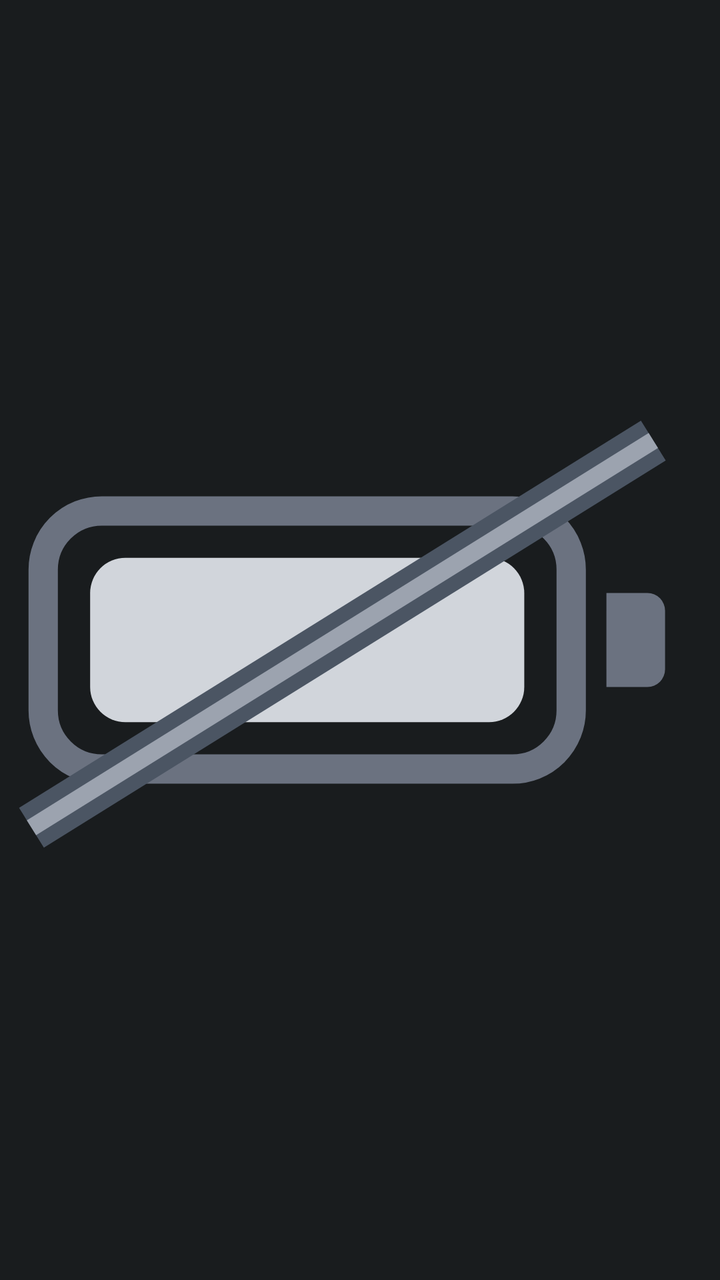
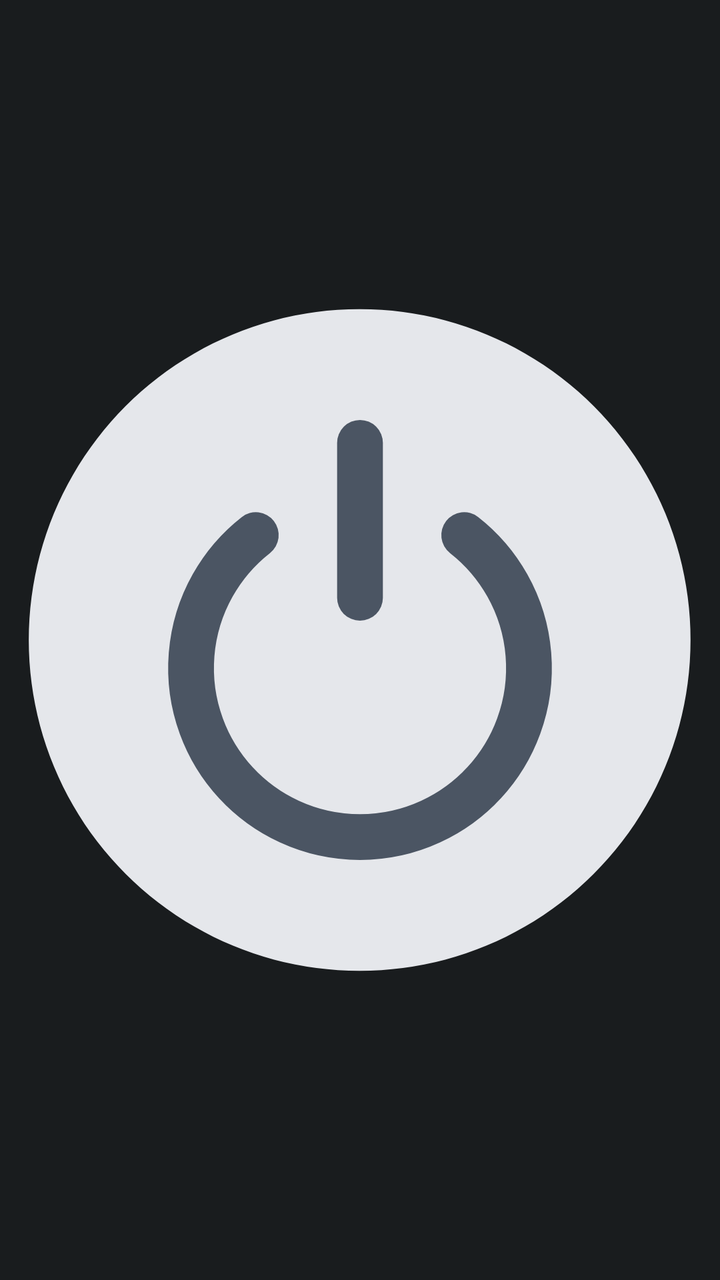

Before-and-after screenshots of an Android layout around one commit, followed by the original layout XML and the change that was made.
<!-- AndroidManifest.xml: application theme android:Theme.DeviceDefault -->
<!-- res/layout/widget_layout.xml -->
<?xml version="1.0" encoding="utf-8"?>
<FrameLayout xmlns:android="http://schemas.android.com/apk/res/android"
    android:id="@+id/widget_root"
    android:layout_width="match_parent"
    android:layout_height="match_parent">

    <ImageView
        android:id="@+id/widget_icon"
        android:layout_width="match_parent"
        android:layout_height="match_parent"
        android:contentDescription="充電停止トグル"
        android:padding="4dp"
        android:scaleType="fitCenter"
        android:src="@drawable/battery_off" />
</FrameLayout>
<!-- resources referenced by this layout -->
<resources>
  <!-- drawable battery_off (drawable) -->
  <?xml version="1.0" encoding="utf-8"?>
  <vector xmlns:android="http://schemas.android.com/apk/res/android"
      android:width="120dp"
      android:height="80dp"
      android:viewportWidth="120"
      android:viewportHeight="80">
      
      <path
          android:pathData="M20,26 L82,26 A6,6 0 0 1 88,32 L88,48 A6,6 0 0 1 82,54 L20,54 A6,6 0 0 1 14,48 L14,32 A6,6 0 0 1 20,26 Z"
          android:fillColor="#D1D5DB" />
      
      <path
          android:pathData="M16,18 L86,18 A10,10 0 0 1 96,28 L96,52 A10,10 0 0 1 86,62 L16,62 A10,10 0 0 1 6,52 L6,28 A10,10 0 0 1 16,18 Z"
          android:fillColor="#00000000"
          android:strokeColor="#6B7280"
          android:strokeWidth="5" />
      
      <path
          android:pathData="M102,32 L109,32 A3,3 0 0 1 112,35 L112,45 A3,3 0 0 1 109,48 L102,48 Z"
          android:fillColor="#6B7280" />
      
      <path
          android:pathData="M4,72 L110,6"
          android:strokeColor="#4B5563"
          android:strokeWidth="8" />
      <path
          android:pathData="M4,72 L110,6"
          android:strokeColor="#9CA3AF"
          android:strokeWidth="3" />
  </vector>
</resources>

<!-- the commit's change to res/layout/widget_layout.xml (unified diff, before → after) -->
@@ -11,5 +11,5 @@
         android:contentDescription="充電停止トグル"
         android:padding="4dp"
         android:scaleType="fitCenter"
-        android:src="@drawable/battery_off" />
+        android:src="@drawable/power_off" />
 </FrameLayout>
<!-- resource entries referenced after the edit -->
@@ -1,35 +1,30 @@
 <!-- resources referenced by this layout -->
 <resources>
-  <!-- drawable battery_off (drawable) -->
+  <!-- drawable power_off (drawable) -->
   <?xml version="1.0" encoding="utf-8"?>
   <vector xmlns:android="http://schemas.android.com/apk/res/android"
-      android:width="120dp"
-      android:height="80dp"
-      android:viewportWidth="120"
-      android:viewportHeight="80">
+      android:width="100dp"
+      android:height="100dp"
+      android:viewportWidth="100"
+      android:viewportHeight="100">
       
       <path
-          android:pathData="M20,26 L82,26 A6,6 0 0 1 88,32 L88,48 A6,6 0 0 1 82,54 L20,54 A6,6 0 0 1 14,48 L14,32 A6,6 0 0 1 20,26 Z"
-          android:fillColor="#D1D5DB" />
+          android:pathData="M50,3 A47,47 0 1 1 49.9,3 Z"
+          android:fillColor="#E5E7EB" />
       
       <path
-          android:pathData="M16,18 L86,18 A10,10 0 0 1 96,28 L96,52 A10,10 0 0 1 86,62 L16,62 A10,10 0 0 1 6,52 L6,28 A10,10 0 0 1 16,18 Z"
+          android:pathData="M64.8,35.1 A24,24 0 1 1 35.2,35.1"
           android:fillColor="#00000000"
-          android:strokeColor="#6B7280"
-          android:strokeWidth="5" />
+          android:strokeColor="#4B5563"
+          android:strokeWidth="6.5"
+          android:strokeLineCap="round" />
       
       <path
-          android:pathData="M102,32 L109,32 A3,3 0 0 1 112,35 L112,45 A3,3 0 0 1 109,48 L102,48 Z"
-          android:fillColor="#6B7280" />
-      
-      <path
-          android:pathData="M4,72 L110,6"
+          android:pathData="M50,22 L50,44"
+          android:fillColor="#00000000"
           android:strokeColor="#4B5563"
-          android:strokeWidth="8" />
-      <path
-          android:pathData="M4,72 L110,6"
-          android:strokeColor="#9CA3AF"
-          android:strokeWidth="3" />
+          android:strokeWidth="6.5"
+          android:strokeLineCap="round" />
   </vector>
 </resources>
 
